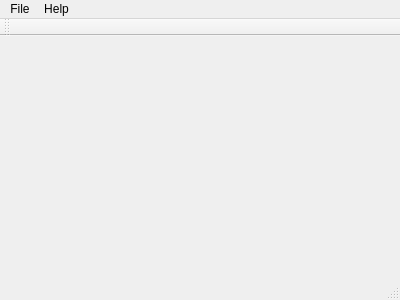
Above: Qt/mainwindow.ui from Anders1232/GWR_BR before the change. Below: the same form after it.
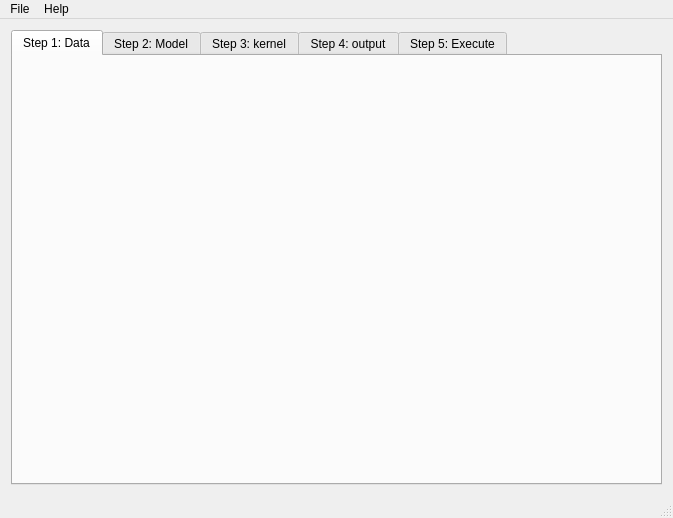
That is the form after the change.

Commit message: Desenvolvendo interface gráfica. Agora tem abas escalonáveis.

The edit to the form file:
```diff
--- a/Qt/mainwindow.ui
+++ b/Qt/mainwindow.ui
@@ -6,21 +6,77 @@
    <rect>
     <x>0</x>
     <y>0</y>
-    <width>400</width>
-    <height>300</height>
+    <width>673</width>
+    <height>518</height>
    </rect>
   </property>
+  <property name="sizePolicy">
+   <sizepolicy hsizetype="Preferred" vsizetype="Preferred">
+    <horstretch>0</horstretch>
+    <verstretch>0</verstretch>
+   </sizepolicy>
+  </property>
   <property name="windowTitle">
    <string>MainWindow</string>
   </property>
-  <widget class="QWidget" name="centralWidget"/>
+  <widget class="QWidget" name="centralWidget">
+   <layout class="QHBoxLayout" name="horizontalLayout">
+    <item>
+     <widget class="QTabWidget" name="tabWidget">
+      <property name="sizePolicy">
+       <sizepolicy hsizetype="Expanding" vsizetype="Expanding">
+        <horstretch>0</horstretch>
+        <verstretch>0</verstretch>
+       </sizepolicy>
+      </property>
+      <property name="sizeIncrement">
+       <size>
+        <width>0</width>
+        <height>0</height>
+       </size>
+      </property>
+      <property name="currentIndex">
+       <number>0</number>
+      </property>
+      <widget class="QWidget" name="Step1Data">
+       <property name="toolTip">
+        <string extracomment="teste123ToolTip">&lt;html&gt;&lt;head/&gt;&lt;body&gt;&lt;p&gt;Teste123 Tooltip&lt;/p&gt;&lt;/body&gt;&lt;/html&gt;</string>
+       </property>
+       <attribute name="title">
+        <string>Step 1: Data</string>
+       </attribute>
+      </widget>
+      <widget class="QWidget" name="tab_2">
+       <attribute name="title">
+        <string>Step 2: Model</string>
+       </attribute>
+      </widget>
+      <widget class="QWidget" name="tab">
+       <attribute name="title">
+        <string>Step 3: kernel</string>
+       </attribute>
+      </widget>
+      <widget class="QWidget" name="tab_4">
+       <attribute name="title">
+        <string>Step 4: output</string>
+       </attribute>
+      </widget>
+      <widget class="QWidget" name="tab_3">
+       <attribute name="title">
+        <string>Step 5: Execute</string>
+       </attribute>
+      </widget>
+     </widget>
+    </item>
+   </layout>
+  </widget>
   <widget class="QMenuBar" name="menuBar">
    <property name="geometry">
     <rect>
      <x>0</x>
      <y>0</y>
-     <width>400</width>
-     <height>27</height>
+     <width>673</width>
+     <height>20</height>
     </rect>
    </property>
    <widget class="QMenu" name="menuFile">
@@ -43,14 +99,6 @@
    <addaction name="menuFile"/>
    <addaction name="menuHelp"/>
   </widget>
-  <widget class="QToolBar" name="mainToolBar">
-   <attribute name="toolBarArea">
-    <enum>TopToolBarArea</enum>
-   </attribute>
-   <attribute name="toolBarBreak">
-    <bool>false</bool>
-   </attribute>
-  </widget>
   <widget class="QStatusBar" name="statusBar"/>
   <action name="actionManual">
    <property name="text">
```
